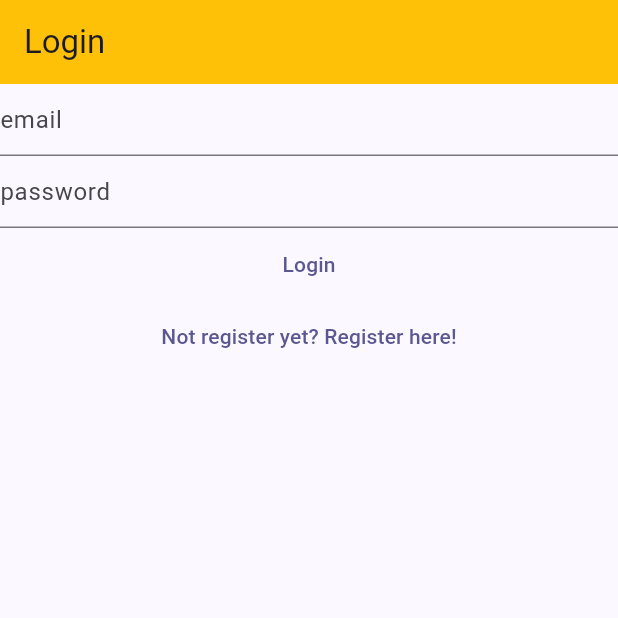
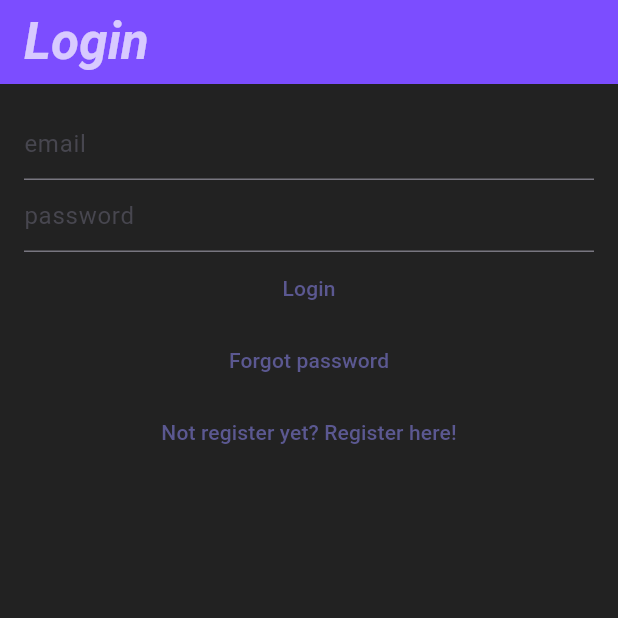
Before and after one commit to crisis-arg/mynotes, a Flutter app: the screen it shows after launch, on a phone screen of 412 x 824 dp, the top half of it. Run offline on Flutter 3.47's test engine with Material 3 defaults, Android fonts, the phone set to English and light mode, and no system bars; our stand-ins replace cloud_firestore, equatable, firebase_auth, firebase_core, flutter_bloc, share_plus; accounts and stored records are empty.

Commit message:
final touch

```diff
--- a/lib/helpers/loading/loading_screen.dart
+++ b/lib/helpers/loading/loading_screen.dart
@@ -52,7 +52,7 @@ class LoadingScreen {
                 minWidth: size.width * 0.5,
               ),
               decoration: BoxDecoration(
-                color: Colors.white,
+                color: Colors.white70,
                 borderRadius: BorderRadius.circular(10.0),
               ),
               child: Padding(
--- a/lib/main.dart
+++ b/lib/main.dart
@@ -6,6 +6,7 @@ import 'package:mynotes/services/auth/bloc/auth_bloc.dart';
 import 'package:mynotes/services/auth/bloc/auth_event.dart';
 import 'package:mynotes/services/auth/bloc/auth_state.dart';
 import 'package:mynotes/services/auth/firebase_auth_provider.dart';
+import 'package:mynotes/views/forgot_password_view.dart';
 import 'package:mynotes/views/notes/create_update_note_view.dart';
 import 'package:mynotes/views/notes/notes_view.dart';
 import 'package:mynotes/views/register_view.dart';
@@ -42,7 +43,7 @@ class HomePage extends StatelessWidget {
     context.read<AuthBloc>().add(const AuthEventInitialize());
     return BlocConsumer<AuthBloc, AuthState>(
       listener: (context, state) {
-         if (state.isLoading) {
+        if (state.isLoading) {
           LoadingScreen().show(
             context: context,
             text: state.loadingText ?? 'Please wait a moment',
@@ -58,6 +59,8 @@ class HomePage extends StatelessWidget {
           return const VerifyEmailView();
         } else if (state is AuthStateLoggedOut) {
           return const LoginView();
+        } else if (state is AuthStateForgotPassword) {
+          return const ForgotPasswordView();
         } else if (state is AuthStateRegistering) {
           return const RegisterView();
         } else {
--- a/lib/services/auth/auth_provider.dart
+++ b/lib/services/auth/auth_provider.dart
@@ -13,4 +13,6 @@ abstract class AuthProvider {
   });
   Future<void> logOut();
   Future<void> sendEmailVerification();
+
+  Future<void> sendPasswordReset({required String toEmail});
 }
--- a/lib/services/auth/auth_service.dart
+++ b/lib/services/auth/auth_service.dart
@@ -41,4 +41,8 @@ class AuthService implements AuthProvider {
 
   @override
   Future<void> initialize() => provider.initialize();
+
+  @override
+  Future<void> sendPasswordReset({required String toEmail}) =>
+      provider.sendPasswordReset(toEmail: toEmail);
 }
--- a/lib/services/auth/bloc/auth_event.dart
+++ b/lib/services/auth/bloc/auth_event.dart
@@ -29,6 +29,11 @@ class AuthEventShouldRegister extends AuthEvent {
   const AuthEventShouldRegister();
 }
 
+class AuthEventForgotpassword extends AuthEvent {
+  final String? email;
+  const AuthEventForgotpassword({this.email});
+}
+
 class AuthEventLogOut extends AuthEvent {
   const AuthEventLogOut();
 }
--- a/lib/services/auth/bloc/auth_state.dart
+++ b/lib/services/auth/bloc/auth_state.dart
@@ -19,9 +19,19 @@ class AuthStateUninitialize extends AuthState {
 
 class AuthStateRegistering extends AuthState {
   final Exception? exception;
-  const AuthStateRegistering(
-      {required this.exception, required bool isLoading})
+  const AuthStateRegistering({required this.exception, required bool isLoading})
       : super(isLoading: isLoading);
+}
+
+class AuthStateForgotPassword extends AuthState {
+  final Exception? exception;
+  final bool hasSentEmail;
+
+  const AuthStateForgotPassword({
+    required this.exception,
+    required this.hasSentEmail,
+    required bool isLoading,
+  }) : super(isLoading: isLoading);
 }
 
 class AuthStateLoggedIn extends AuthState {
--- a/lib/utilities/dialog/generic_dialog.dart
+++ b/lib/utilities/dialog/generic_dialog.dart
@@ -13,6 +13,7 @@ Future<T?> showgenericDialog<T>({
     context: context,
     builder: (context) {
       return AlertDialog(
+        backgroundColor: Colors.white70,
         title: Text(title),
         content: Text(content),
         actions: options.keys.map(
--- /dev/null
+++ b/lib/utilities/dialog/password_reset_email_sent_dialog.dart
@@ -0,0 +1,14 @@
+import "package:flutter/material.dart";
+import "package:mynotes/utilities/dialog/generic_dialog.dart";
+
+
+Future<void> showPasswordResetEmailSentDialog(BuildContext context) {
+  return showgenericDialog<void>(
+    context: context,
+    title: 'Password Reset',
+    content: 'Password Reset Email has been sent',
+    optionsBuilder: () => {
+      'OK': null,
+    },
+  );
+}
--- a/lib/views/login_views.dart
+++ b/lib/views/login_views.dart
@@ -38,7 +38,6 @@ class _LoginViewState extends State<LoginView> {
     return BlocListener<AuthBloc, AuthState>(
       listener: (context, state) async {
         if (state is AuthStateLoggedOut) {
-
           if (state.exception is UserNotFoundAuthException) {
             await showErrorDialog(
               context,
@@ -58,13 +57,24 @@ class _LoginViewState extends State<LoginView> {
         }
       },
       child: Scaffold(
+        backgroundColor: Colors.black87,
         appBar: AppBar(
-          title: const Text('Login'),
-          backgroundColor: Colors.amber,
+          title: const Text(
+              style: TextStyle(
+                color: Colors.white70,
+                fontSize: 34,
+                fontStyle: FontStyle.italic,
+                fontWeight: FontWeight.bold,
               ),
-        body: Column(
+              'Login'),
+          backgroundColor: Colors.deepPurpleAccent,
+        ),
+        body: Padding(
+          padding: const EdgeInsets.all(16.0),
+          child: Column(
             children: [
               TextField(
+                style: const TextStyle(color: Colors.white70),
                 controller: _email,
                 autocorrect: false,
                 keyboardType: TextInputType.emailAddress,
@@ -73,6 +83,7 @@ class _LoginViewState extends State<LoginView> {
                 ),
               ),
               TextField(
+                style: const TextStyle(color: Colors.white70),
                 controller: _password,
                 obscureText: true,
                 enableSuggestions: false,
@@ -96,6 +107,14 @@ class _LoginViewState extends State<LoginView> {
               TextButton(
                 onPressed: () {
                   context.read<AuthBloc>().add(
+                        const AuthEventForgotpassword(),
+                      );
+                },
+                child: const Text('Forgot password'),
+              ),
+              TextButton(
+                onPressed: () {
+                  context.read<AuthBloc>().add(
                         const AuthEventShouldRegister(),
                       );
                 },
@@ -104,6 +123,7 @@ class _LoginViewState extends State<LoginView> {
             ],
           ),
         ),
+      ),
     );
   }
 }
--- a/lib/views/notes/notes_list_view.dart
+++ b/lib/views/notes/notes_list_view.dart
@@ -27,6 +27,7 @@ class NotesListView extends StatelessWidget {
             onTap(note);
           },
           title: Text(
+            style: const TextStyle(color: Colors.white70),
             note.text,
             maxLines: 1,
             softWrap: true,
```
Also changed, not shown: lib/services/auth/bloc/auth_bloc.dart (+34 -0 lines), lib/services/auth/firebase_auth_provider.dart (+18 -0 lines), lib/views/forgot_password_view.dart (added, +96 -0 lines), lib/views/notes/create_update_note_view.dart (+20 -8 lines), lib/views/notes/notes_view.dart (+18 -3 lines), lib/views/register_view.dart (+24 -3 lines), lib/views/verifyemail_views.dart (+20 -5 lines), 1 other file. Lines whose indentation alone changed are shown as unchanged.
